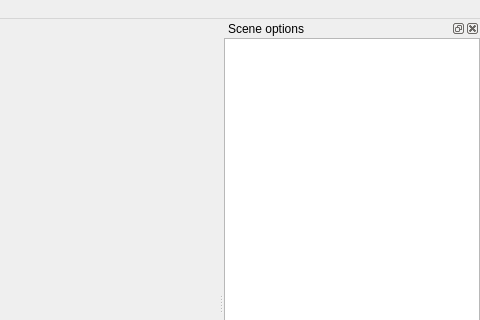
This is src/gui/mainwindow.ui in Yt-trium/Couscous-raytracer as Qt 5 draws it before an edit; both pictures show x 520 to 1000 and y 0 to 320 of the 1000 by 608 pixel window. The edited form follows.
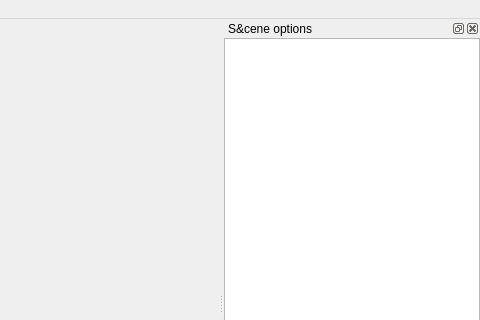
This is the edited form. Icons and pictures are not drawn.

What changed in the file:
```diff
--- a/src/gui/mainwindow.ui
+++ b/src/gui/mainwindow.ui
@@ -441,7 +441,7 @@
     <set>Qt::LeftDockWidgetArea|Qt::RightDockWidgetArea</set>
    </property>
    <property name="windowTitle">
-    <string>Scene options</string>
+    <string>S&amp;cene options</string>
    </property>
    <attribute name="dockWidgetArea">
     <number>2</number>
```
Left out of the diff: 48 changed lines with no effect on the pictures.
